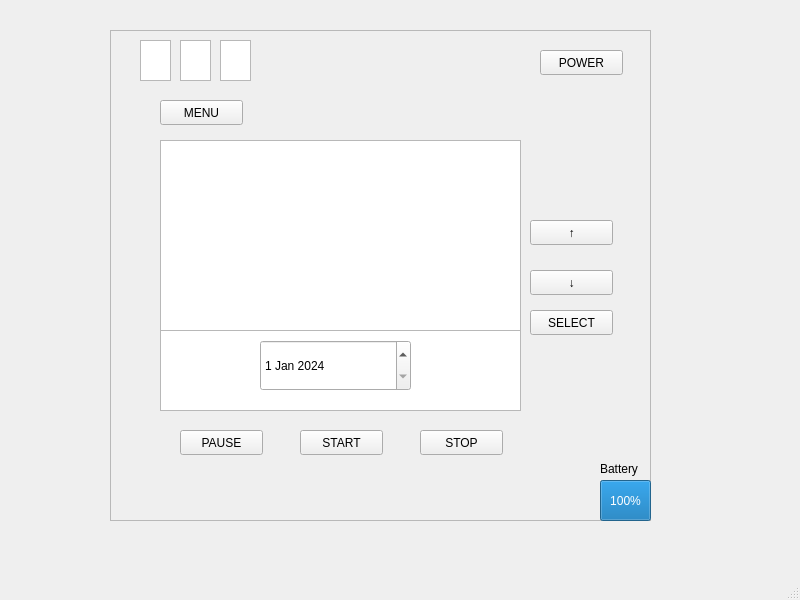
Old version of the form FinalProject/mainwindow.ui in the repository josh0xA/COMP3004-Final-Project.
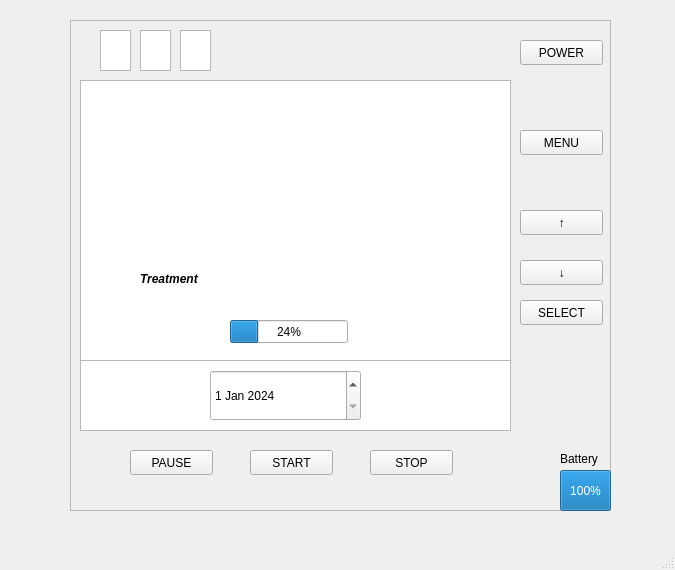
New version of the form. Custom widgets are drawn as their Qt base class.

```diff
--- a/FinalProject/mainwindow.ui
+++ b/FinalProject/mainwindow.ui
@@ -6,8 +6,8 @@
    <rect>
     <x>0</x>
     <y>0</y>
-    <width>800</width>
-    <height>600</height>
+    <width>675</width>
+    <height>570</height>
    </rect>
   </property>
   <property name="windowTitle">
@@ -17,8 +17,8 @@
    <widget class="QFrame" name="frame">
     <property name="geometry">
      <rect>
-      <x>110</x>
-      <y>30</y>
+      <x>70</x>
+      <y>20</y>
       <width>541</width>
       <height>491</height>
      </rect>
@@ -32,17 +32,17 @@
     <widget class="QGraphicsView" name="displayScreen">
      <property name="geometry">
       <rect>
-       <x>50</x>
-       <y>110</y>
-       <width>361</width>
-       <height>271</height>
+       <x>10</x>
+       <y>60</y>
+       <width>431</width>
+       <height>351</height>
       </rect>
      </property>
     </widget>
     <widget class="QPushButton" name="upButton">
      <property name="geometry">
       <rect>
-       <x>420</x>
+       <x>450</x>
        <y>190</y>
        <width>83</width>
        <height>25</height>
@@ -55,7 +55,7 @@
     <widget class="QPushButton" name="downButton">
      <property name="geometry">
       <rect>
-       <x>420</x>
+       <x>450</x>
        <y>240</y>
        <width>83</width>
        <height>25</height>
@@ -71,8 +71,8 @@
      </property>
      <property name="geometry">
       <rect>
-       <x>190</x>
-       <y>400</y>
+       <x>180</x>
+       <y>430</y>
        <width>83</width>
        <height>25</height>
       </rect>
@@ -87,8 +87,8 @@
      </property>
      <property name="geometry">
       <rect>
-       <x>70</x>
-       <y>400</y>
+       <x>60</x>
+       <y>430</y>
        <width>83</width>
        <height>25</height>
       </rect>
@@ -103,8 +103,8 @@
      </property>
      <property name="geometry">
       <rect>
-       <x>310</x>
-       <y>400</y>
+       <x>300</x>
+       <y>430</y>
        <width>83</width>
        <height>25</height>
       </rect>
@@ -116,8 +116,8 @@
     <widget class="QPushButton" name="menuButton">
      <property name="geometry">
       <rect>
-       <x>50</x>
-       <y>70</y>
+       <x>450</x>
+       <y>110</y>
        <width>83</width>
        <height>25</height>
       </rect>
@@ -129,7 +129,7 @@
     <widget class="QPushButton" name="powerButton">
      <property name="geometry">
       <rect>
-       <x>430</x>
+       <x>450</x>
        <y>20</y>
        <width>83</width>
        <height>25</height>
@@ -211,7 +211,7 @@
     <widget class="QPushButton" name="selectButton">
      <property name="geometry">
       <rect>
-       <x>420</x>
+       <x>450</x>
        <y>280</y>
        <width>83</width>
        <height>25</height>
@@ -253,8 +253,8 @@
      </property>
      <property name="geometry">
       <rect>
-       <x>150</x>
-       <y>310</y>
+       <x>140</x>
+       <y>350</y>
        <width>151</width>
        <height>51</height>
       </rect>
@@ -273,10 +273,53 @@
     <widget class="QListWidget" name="listWidget">
      <property name="geometry">
       <rect>
-       <x>50</x>
-       <y>110</y>
-       <width>361</width>
-       <height>191</height>
+       <x>10</x>
+       <y>60</y>
+       <width>431</width>
+       <height>281</height>
+      </rect>
+     </property>
+    </widget>
+    <widget class="QLabel" name="treatmentLabel">
+     <property name="geometry">
+      <rect>
+       <x>70</x>
+       <y>250</y>
+       <width>311</width>
+       <height>17</height>
+      </rect>
+     </property>
+     <property name="font">
+      <font>
+       <weight>75</weight>
+       <italic>true</italic>
+       <bold>true</bold>
+      </font>
+     </property>
+     <property name="text">
+      <string>Treatment</string>
+     </property>
+    </widget>
+    <widget class="QProgressBar" name="progressBar">
+     <property name="geometry">
+      <rect>
+       <x>160</x>
+       <y>300</y>
+       <width>118</width>
+       <height>23</height>
+      </rect>
+     </property>
+     <property name="value">
+      <number>24</number>
+     </property>
+    </widget>
+    <widget class="QCustomPlot" name="plotWidget" native="true">
+     <property name="geometry">
+      <rect>
+       <x>20</x>
+       <y>70</y>
+       <width>411</width>
+       <height>161</height>
       </rect>
      </property>
     </widget>
@@ -294,6 +337,14 @@
   </widget>
   <widget class="QStatusBar" name="statusbar"/>
  </widget>
+ <customwidgets>
+  <customwidget>
+   <class>QCustomPlot</class>
+   <extends>QWidget</extends>
+   <header>qcustomplot.h</header>
+   <container>1</container>
+  </customwidget>
+ </customwidgets>
  <resources/>
  <connections/>
 </ui>
```
Left out of the diff: 2 changed lines with no effect on the pictures.
